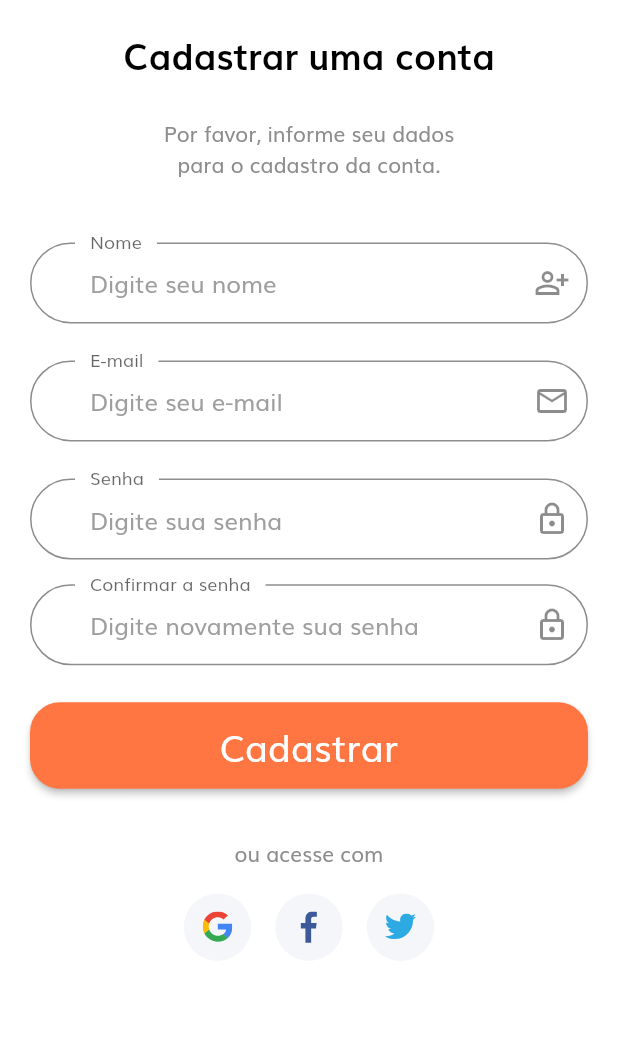
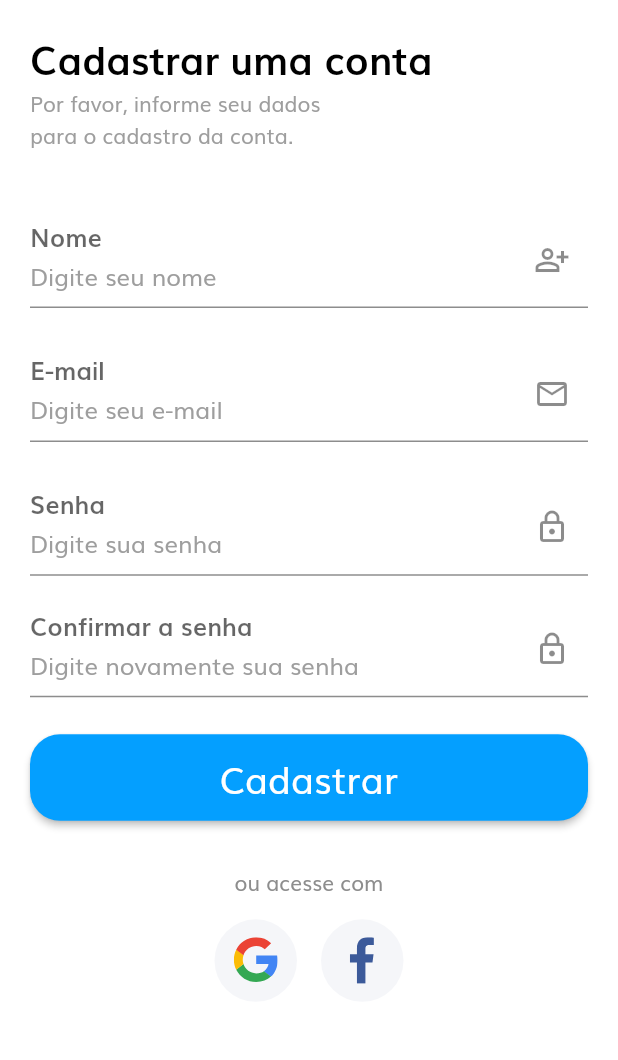
Before and after one commit to wagnervf/flutter-login-firebase, a Flutter app: the screen it shows after launch, after a tap on "Clique aqui", on a phone screen of 412 x 824 dp, the part 56-1116 px from its top. Run offline on Flutter 3.47's test engine with Material 2 defaults, Android fonts, the phone set to English and light mode, and no system bars; our stand-ins replace cloud_firestore, firebase_auth, firebase_core, flutter_svg, font_awesome_flutter, get and 1 more; missing offline and left inert: validatorless; accounts and stored records are empty; network calls fail.

Commit message:
Alter theme

```diff
--- a/lib/app/components/nao_possui_conta.dart
+++ b/lib/app/components/nao_possui_conta.dart
@@ -17,22 +17,19 @@ Widget buildNaoPossuiConta({required bool possuiConta}) {
                 ),
                 TextButton(
                   onPressed: () => Get.to(() => const FormCadastroView()),
-                  child: const Text(
+                  child: Text(
                     'Clique aqui',
-                    style: TextStyle(
-                      fontSize: 18.0,
-                      color: kPrimaryColor,
-                      fontWeight: FontWeight.bold,
-                    ),
+                    style: stylelLink(),
                   ),
                 ),
               ],
             )
           : Container(),
-      const SizedBox(height: 8.0),
+      const SizedBox(height: 6.0),
       const Text('ou acesse com', textAlign: TextAlign.center),
-      const SizedBox(height: 8.0),
-      Row(
+      const SizedBox(height: 6.0),
+      Container(
+        child: Row(
           mainAxisAlignment: MainAxisAlignment.center,
           children: [
             SocialCard(
@@ -43,11 +40,8 @@ Widget buildNaoPossuiConta({required bool possuiConta}) {
               icon: "assets/icons/facebook-2.svg",
               press: () {},
             ),
-          SocialCard(
-            icon: "assets/icons/twitter.svg",
-            press: () {},
+          ],
         ),
-        ],
       ),
     ],
   );
--- a/lib/app/components/social_card.dart
+++ b/lib/app/components/social_card.dart
@@ -18,8 +18,8 @@ class SocialCard extends StatelessWidget {
       child: Container(
         padding: const EdgeInsets.all(12.0),
         margin: const EdgeInsets.all(8.0),
-        height: 45,
-        width: 45,
+        height: 55,
+        width: 55,
         decoration: const BoxDecoration(
           color: Color(0xfff5f6f9),
           shape: BoxShape.circle,
--- a/lib/app/modules/login/views/form_cadastro_view.dart
+++ b/lib/app/modules/login/views/form_cadastro_view.dart
@@ -53,11 +53,15 @@ class _FormCadastroViewState extends State<FormCadastroView> {
             padding: const EdgeInsets.symmetric(horizontal: 20.0),
             child: Column(
               children: [
-                const Text('Cadastrar uma conta', style: headerStyle),
-                SizedBox(height: getHeight(context) * .03),
-                const Text(
+                // const Text('Cadastrar uma conta', style: headerStyle),
+                // SizedBox(height: getHeight(context) * .03),
+                // const Text(
+                //   'Por favor, informe seu dados \npara o cadastro da conta.',
+                //   textAlign: TextAlign.center,
+                // ),
+                builBemVindo(
+                  'Cadastrar uma conta',
                   'Por favor, informe seu dados \npara o cadastro da conta.',
-                  textAlign: TextAlign.center,
                 ),
                 SizedBox(height: getHeight(context) * .05),
                 buildTextFormFieldNome(),
@@ -87,7 +91,7 @@ class _FormCadastroViewState extends State<FormCadastroView> {
       child: ElevatedButton(
           onPressed: () => _submit(_formKey),
           child: loginController.loading
-            ? const Center(child: CircularProgressIndicator())
+              ? builLoading()
               : Text(
                   'Cadastrar',
                   style: TextStyle(
@@ -95,12 +99,7 @@ class _FormCadastroViewState extends State<FormCadastroView> {
                     color: Colors.white,
                   ),
                 ),
-        style: ElevatedButton.styleFrom(
-          primary: kPrimaryColor,
-          shape:
-              RoundedRectangleBorder(borderRadius: BorderRadius.circular(20)),
-        ),
-      ),
+          style: styleElevatedButton()),
     );
   }
 
--- a/lib/app/modules/login/views/form_login_view.dart
+++ b/lib/app/modules/login/views/form_login_view.dart
@@ -1,5 +1,4 @@
 import 'package:flutter/material.dart';
-import 'package:flutter_loggin_firebase/app/components/default_button.dart';
 import 'package:flutter_loggin_firebase/app/modules/login/controllers/login_controller.dart';
 import 'package:flutter_loggin_firebase/app/shared/size_config.dart';
 import 'package:flutter_loggin_firebase/app/theme.dart';
@@ -7,6 +6,7 @@ import 'package:get/get.dart';
 import 'package:validatorless/validatorless.dart';
 
 import 'forgot_password_view.dart';
+import 'package:flutter_loggin_firebase/app/theme.dart';
 
 class FormLoginView extends StatefulWidget {
   const FormLoginView({Key? key}) : super(key: key);
@@ -39,18 +39,18 @@ class _FormLoginViewState extends State<FormLoginView> {
         children: [
           SizedBox(height: getHeight(context) * .03),
           buildTextFormFieldEmail(),
-          SizedBox(height: getHeight(context) * .03),
+          SizedBox(height: getHeight(context) * .02),
           buildTextFormFieldSenha(),
+          SizedBox(height: getHeight(context) * .01),
+          esqueceuSenha(),
           SizedBox(height: getHeight(context) * .02),
-          buildRemember(),
-          SizedBox(height: getHeight(context) * .05),
-          buttonCadastrar(context),
+          buttonAcessar(context),
         ],
       ),
     );
   }
 
-  SizedBox buttonCadastrar(BuildContext context) {
+  SizedBox buttonAcessar(BuildContext context) {
     return SizedBox(
       width: double.infinity,
       height: getHeight(context) * .07,
@@ -66,24 +66,10 @@ class _FormLoginViewState extends State<FormLoginView> {
                     color: Colors.white,
                   ),
                 ),
-          style: ElevatedButton.styleFrom(
-            primary: kPrimaryColor,
-            shape:
-                RoundedRectangleBorder(borderRadius: BorderRadius.circular(20)),
-          ),
+          style: styleElevatedButton(),
         ),
       ),
     );
-  }
-
-  Center builLoading() {
-    return Center(
-        child: Container(
-      margin: EdgeInsets.all(8.0),
-      child: CircularProgressIndicator(
-        color: Colors.white,
-      ),
-    ));
   }
 
   _submit(_formKey) {
@@ -103,12 +89,19 @@ class _FormLoginViewState extends State<FormLoginView> {
         "Digite seu e-mail",
         Icons.email_outlined,
       ),
+      style: const TextStyle(
+        fontSize: 18,
+        decoration: TextDecoration.none,
+      ),
       keyboardType: TextInputType.emailAddress,
       controller: _email,
-        validator: Validatorless.multiple([
+      validator: Validatorless.multiple(
+        [
           Validatorless.required('E-mail é obrigatório'),
           Validatorless.email('Email é inválido'),
-        ]));
+        ],
+      ),
+    );
   }
 
   TextFormField buildTextFormFieldSenha() {
@@ -126,25 +119,19 @@ class _FormLoginViewState extends State<FormLoginView> {
         ]));
   }
 
-  Row buildRemember() {
+  Row esqueceuSenha() {
     return Row(
+      mainAxisAlignment: MainAxisAlignment.end,
       children: [
-        Checkbox(
-          value: remember,
-          activeColor: kPrimaryColor,
-          onChanged: (value) {
-            setState(() {
-              remember = value!;
-            });
-          },
+        const Text(
+          'Esqueceu a senha? ',
+          style: TextStyle(fontSize: 16.0),
         ),
-        const Text("Lembrar-me"),
-        const Spacer(),
-        GestureDetector(
-          onTap: () => Get.to(() => ForgotPasswordView()),
-          child: const Text(
-            'esqueci a senha',
-            style: TextStyle(decoration: TextDecoration.underline),
+        TextButton(
+          onPressed: () => Get.to(() => ForgotPasswordView()),
+          child: Text(
+            'clique aqui',
+            style: stylelLink2(),
           ),
         ),
       ],
--- a/lib/app/modules/login/views/login_view.dart
+++ b/lib/app/modules/login/views/login_view.dart
@@ -1,6 +1,7 @@
 import 'package:flutter/material.dart';
 import 'package:flutter_loggin_firebase/app/components/nao_possui_conta.dart';
 import 'package:flutter_loggin_firebase/app/shared/size_config.dart';
+import 'package:flutter_loggin_firebase/app/theme.dart';
 import 'package:get/get.dart';
 import '../controllers/login_controller.dart';
 import 'form_login_view.dart';
@@ -31,10 +32,14 @@ class LoginView extends GetView<LoginController> {
             logged
                 ? Text(loginController.userFirebase[0].email!)
                 : Text('Não Logado'),
-            const FlutterLogo(size: 150),
+            const FlutterLogo(size: 130),
+            builBemVindo(
+              'Seja Bem Vindo!',
+              'Acesse com sua conta ou crie uma nova',
+            ),
             SizedBox(height: getHeight(context) * 0.03),
             const FormLoginView(),
-            SizedBox(height: getHeight(context) * 0.04),
+            SizedBox(height: getHeight(context) * 0.02),
             buildNaoPossuiConta(possuiConta: true),
             SizedBox(height: getHeight(context) * 0.02),
           ],
--- a/lib/app/theme.dart
+++ b/lib/app/theme.dart
@@ -22,7 +22,7 @@ AppBarTheme appBarTheme() {
   );
 }
 
-const kPrimaryColor = Color(0xFFFF7643);
+const kPrimaryColor = Color(0xFF049FFF);
 const kPrimaryLightColor = Color(0xFFFFECDF);
 const kPrimaryGradientColor = LinearGradient(
   begin: Alignment.topLeft,
@@ -40,6 +40,12 @@ const headingStyle = TextStyle(
   color: Colors.black,
   height: 1.5,
 );
+TextTheme textTheme() {
+  return const TextTheme(
+    bodyText1: TextStyle(color: kTextColor),
+    bodyText2: TextStyle(color: kTextColor),
+  );
+}
 
 const defaultDuration = Duration(milliseconds: 250);
 
@@ -48,12 +54,18 @@ const headerStyle =
 
 InputDecorationTheme inputDecorationTheme() {
   return InputDecorationTheme(
-    floatingLabelBehavior: FloatingLabelBehavior.always,
-    contentPadding:
-        const EdgeInsets.symmetric(horizontal: 40.0, vertical: 15.0),
-    enabledBorder: buildOutlineInputBorder(),
-    focusedBorder: buildOutlineInputBorder(),
-    border: buildOutlineInputBorder(),
+      floatingLabelBehavior: FloatingLabelBehavior.always,
+      contentPadding: const EdgeInsets.symmetric(vertical: 10.0),
+      enabledBorder: inputBorder(),
+      focusedBorder: inputBorder(),
+      border: inputBorder(),
+      labelStyle: const TextStyle(fontWeight: FontWeight.bold),
+      isDense: false);
+}
+
+UnderlineInputBorder inputBorder() {
+  return const UnderlineInputBorder(
+    borderSide: BorderSide(color: kTextColor),
   );
 }
 
@@ -62,13 +74,6 @@ OutlineInputBorder buildOutlineInputBorder() {
     borderRadius: BorderRadius.circular(28),
     borderSide: const BorderSide(color: kTextColor),
     gapPadding: 10,
-  );
-}
-
-TextTheme textTheme() {
-  return const TextTheme(
-    bodyText1: TextStyle(color: kTextColor),
-    bodyText2: TextStyle(color: kTextColor),
   );
 }
 
@@ -91,7 +96,83 @@ InputDecoration defaultInputDecoration(
   return InputDecoration(
     labelText: label,
     hintText: hint,
+    labelStyle: const TextStyle(
+      fontWeight: FontWeight.bold,
+      fontSize: 22,
+      height: 1.0,
+    ),
+    //contentPadding: const EdgeInsets.only(top: 80),
+
     suffixIcon: Icon(icon),
     hintStyle: const TextStyle(color: Colors.grey),
   );
 }
+
+TextStyle stylelLink() {
+  return TextStyle(
+    fontSize: 18.0,
+    color: kPrimaryColor,
+    fontWeight: FontWeight.bold,
+  );
+}
+
+TextStyle stylelLink2() {
+  return TextStyle(
+    fontSize: 16.0,
+    color: kPrimaryColor,
+    fontWeight: FontWeight.normal,
+  );
+}
+
+const titleStyle = TextStyle(
+  fontSize: 26.0,
+  fontWeight: FontWeight.bold,
+  color: Colors.black,
+  height: 1.5,
+);
+
+const subTitleLightStyle = TextStyle(
+  fontSize: 14.0,
+  fontWeight: FontWeight.normal,
+  color: Colors.grey,
+  height: 1.5,
+);
+
+ButtonStyle styleElevatedButton() {
+  return ElevatedButton.styleFrom(
+    primary: kPrimaryColor,
+    shape: RoundedRectangleBorder(
+      borderRadius: BorderRadius.circular(20),
+    ),
+  );
+}
+
+Center builLoading() {
+  return Center(
+      child: Container(
+    margin: const EdgeInsets.all(8.0),
+    child: const CircularProgressIndicator(
+      color: Colors.white,
+    ),
+  ));
+}
+
+Container builBemVindo(String title, String subtitle) {
+  return Container(
+    width: double.infinity,
+    child: Column(
+      mainAxisAlignment: MainAxisAlignment.start,
+      crossAxisAlignment: CrossAxisAlignment.start,
+      children: [
+        Text(
+          title,
+          style: titleStyle,
+        ),
+        Text(
+          subtitle,
+          style: subTitleLightStyle,
+        ),
+      ],
+    ),
+  );
+}
```
Lines whose indentation alone changed are shown as unchanged.
